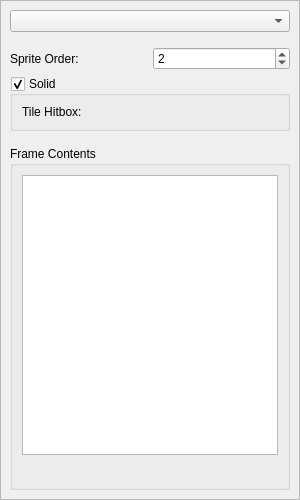
Qt form src/gui-qt/metasprite/metasprite/framedock.ui (undisbeliever/untech-editor) before a commit.
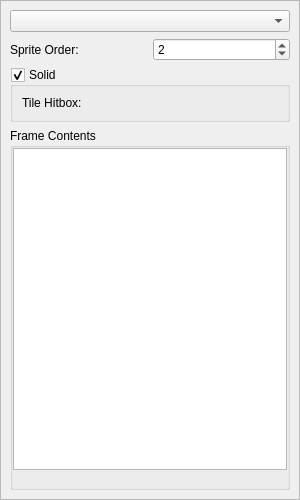
The same form after that commit. Custom widgets are drawn as their Qt base class.

Commit message:
gui-ms: gui-si: clean up sidebars
 * TreeView/ListView minimum height set to 100

 * Margins surrounding the TreeView/ListViews and their buttons set to 0

 * AnimationDock::animationFrames was put inside a GroupBox so it
   matches the Frame and FrameSet docks

Diff of the .ui file:
```diff
--- a/src/gui-qt/metasprite/metasprite/framedock.ui
+++ b/src/gui-qt/metasprite/metasprite/framedock.ui
@@ -63,9 +63,15 @@
            <property name="leftMargin">
             <number>0</number>
            </property>
+           <property name="topMargin">
+            <number>0</number>
+           </property>
            <property name="rightMargin">
             <number>0</number>
            </property>
+           <property name="bottomMargin">
+            <number>0</number>
+           </property>
            <item row="0" column="0">
             <widget class="QLabel" name="spriteOrderLabel">
              <property name="text">
@@ -114,6 +120,21 @@
            <string>Frame Contents</string>
           </property>
           <layout class="QVBoxLayout" name="verticalLayout_2">
+           <property name="spacing">
+            <number>0</number>
+           </property>
+           <property name="leftMargin">
+            <number>0</number>
+           </property>
+           <property name="topMargin">
+            <number>0</number>
+           </property>
+           <property name="rightMargin">
+            <number>0</number>
+           </property>
+           <property name="bottomMargin">
+            <number>0</number>
+           </property>
            <item>
             <widget class="QTreeView" name="frameContents">
              <property name="sizePolicy">
@@ -122,6 +143,12 @@
                <verstretch>0</verstretch>
               </sizepolicy>
              </property>
+             <property name="minimumSize">
+              <size>
+               <width>0</width>
+               <height>100</height>
+              </size>
+             </property>
              <property name="horizontalScrollBarPolicy">
               <enum>Qt::ScrollBarAlwaysOff</enum>
              </property>
```
The commit also changes 5 other files.
